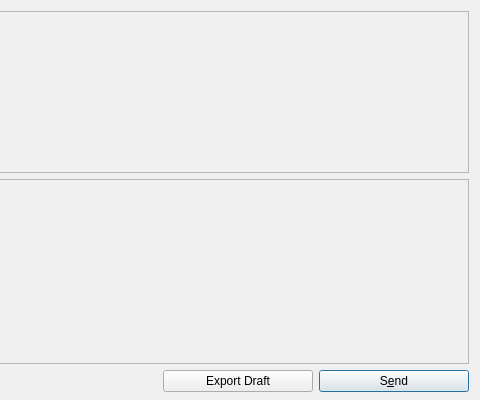
60E/naocanfen, file src/qt/forms/multisigdialog.ui: the form before one commit; both pictures show x 370 to 850 and y 0 to 400 of the 850 by 400 pixel window.
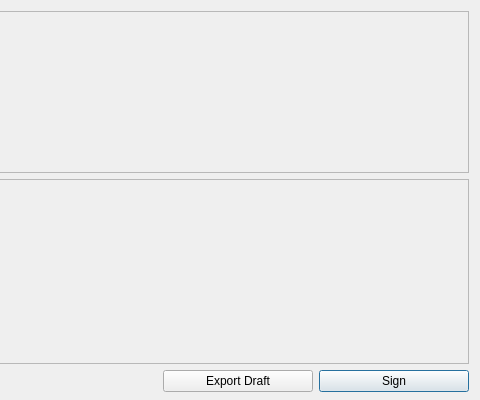
The form after the commit. Icons and pictures are not drawn.

Diff of the .ui file:
```diff
--- a/src/qt/forms/multisigdialog.ui
+++ b/src/qt/forms/multisigdialog.ui
@@ -530,7 +530,7 @@
         <string>Confirm the send action</string>
        </property>
        <property name="text">
-        <string>S&amp;end</string>
+        <string>Sign</string>
        </property>
        <property name="icon">
         <iconset resource="../bitcoin.qrc">
```
Left out of the diff: 2 changed lines with no effect on the pictures.
